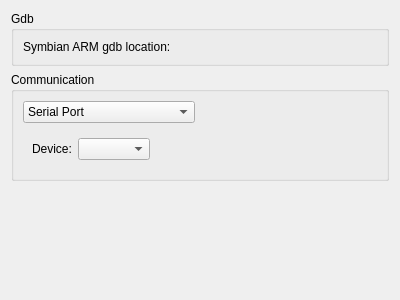
First picture: the form in src/plugins/debugger/gdb/trkoptionswidget.ui, repository qt-creator/qt-creator, before the edit.
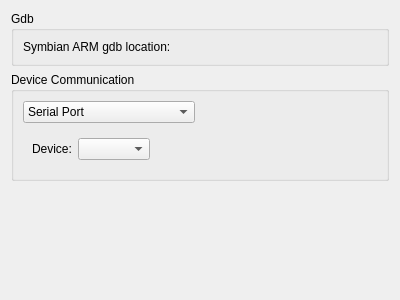
Second picture: the form after the edit. Custom widgets are drawn as their Qt base class.

Patch:
```diff
--- a/src/plugins/debugger/gdb/trkoptionswidget.ui
+++ b/src/plugins/debugger/gdb/trkoptionswidget.ui
@@ -39,7 +39,7 @@
    <item>
     <widget class="QGroupBox" name="commGroupBox">
      <property name="title">
-      <string>Communication</string>
+      <string>Device Communication</string>
      </property>
      <layout class="QHBoxLayout" name="horizontalLayout">
       <item>
```
